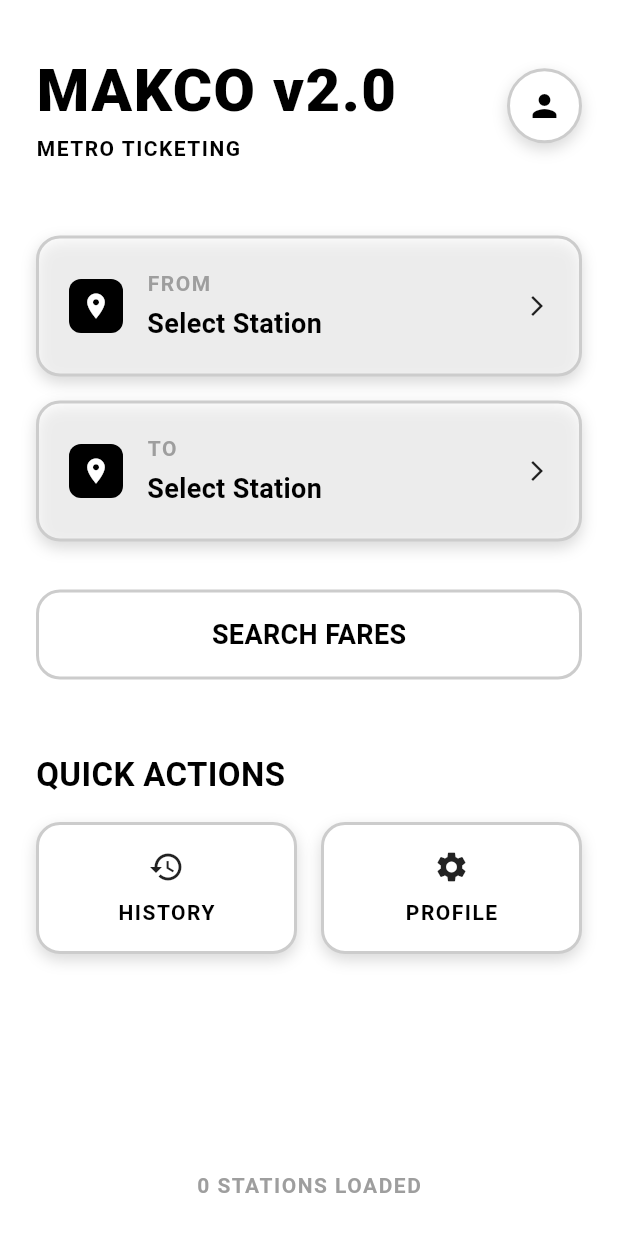
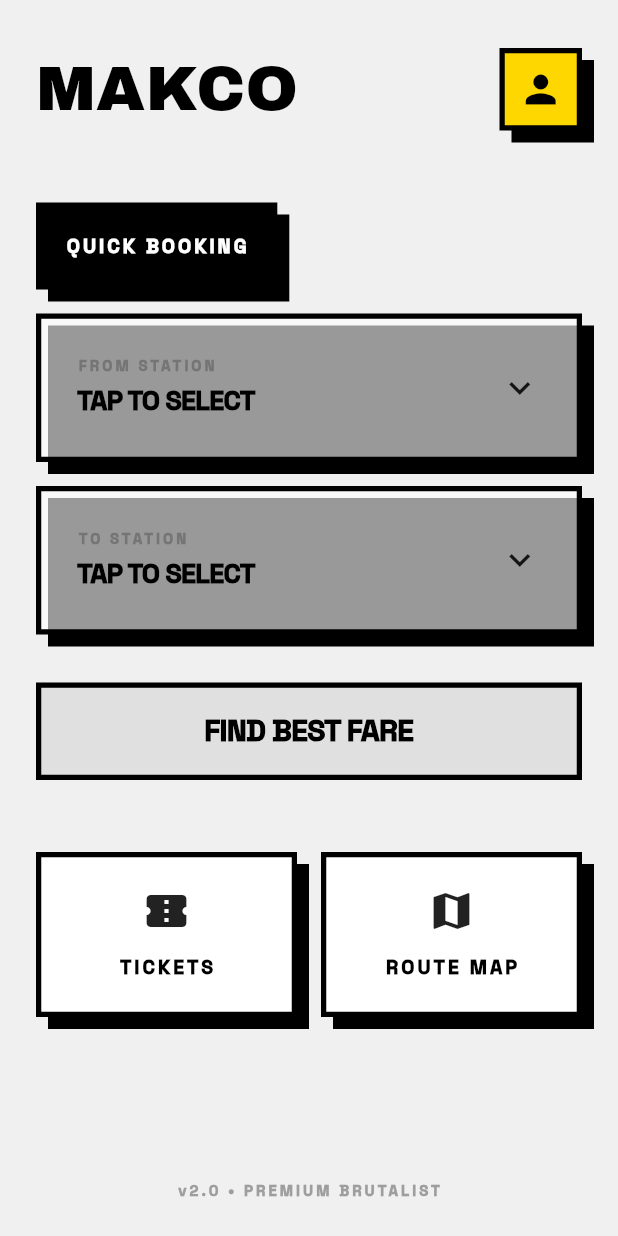
Before and after one commit to pandatern/makco, a Flutter app: the HomeScreen screen opened directly, on a phone screen of 412 x 824 dp. Run offline on Flutter 3.47's test engine with Material 3 defaults, Android fonts, the phone set to English and light mode, and no system bars; our stand-ins replace google_fonts, qr_flutter, shared_preferences, webview_flutter; accounts and stored records are empty; network calls fail.

Commit message:
feat: Premium Neo-Brutalist UI v2.0 (High-Impact Type, Spring Animations, Refined Layout)

```diff
--- a/frontend_flutter/lib/screens/home_screen.dart
+++ b/frontend_flutter/lib/screens/home_screen.dart
@@ -50,7 +50,7 @@ class _HomeScreenState extends State<HomeScreen> {
     final booking = Provider.of<BookingProvider>(context);
 
     return Scaffold(
-      backgroundColor: BrutalistColors.gray,
+      backgroundColor: BrutalistColors.bg,
       body: SafeArea(
         child: Padding(
           padding: const EdgeInsets.symmetric(horizontal: 24),
@@ -61,39 +61,39 @@ class _HomeScreenState extends State<HomeScreen> {
               Row(
                 mainAxisAlignment: MainAxisAlignment.spaceBetween,
                 children: [
-                  Column(
-                    crossAxisAlignment: CrossAxisAlignment.start,
-                    children: [
-                      Text("MAKCO v2.0", style: BrutalistStyle.heading().copyWith(fontSize: 40)),
-                      Text("METRO TICKETING", style: BrutalistStyle.label(color: BrutalistColors.primary)),
-                    ],
-                  ),
+                  Text("MAKCO", style: BrutalistStyle.heading()),
                   GestureDetector(
                     onTap: () => Navigator.push(context, MaterialPageRoute(builder: (_) => const ProfileScreen())),
                     child: Container(
-                      width: 50,
-                      height: 50,
-                      decoration: BrutalistStyle.containerDecoration(radius: 25),
-                      child: const Icon(Icons.person, color: Colors.black),
+                      width: 55,
+                      height: 55,
+                      decoration: BrutalistStyle.box(color: BrutalistColors.accent),
+                      child: const Icon(Icons.person, color: Colors.black, size: 30),
                     ),
                   ),
                 ],
               ),
               const SizedBox(height: 48),
+              Container(
+                decoration: BrutalistStyle.box(color: Colors.black),
+                padding: const EdgeInsets.all(16),
+                child: Text("QUICK BOOKING", style: BrutalistStyle.label().copyWith(color: Colors.white)),
+              ),
+              const SizedBox(height: 16),
               _StationSelector(
-                label: "FROM",
+                label: "FROM STATION",
                 station: booking.sourceStation,
                 onTap: () => _showStationPicker(true),
               ),
               const SizedBox(height: 16),
               _StationSelector(
-                label: "TO",
+                label: "TO STATION",
                 station: booking.destinationStation,
                 onTap: () => _showStationPicker(false),
               ),
               const SizedBox(height: 32),
               BrutalistButton(
-                text: "Search Fares",
+                text: "Find Best Fare",
                 onTap: (booking.sourceStation != null && booking.destinationStation != null)
                     ? () {
                         booking.searchFares();
@@ -102,22 +102,28 @@ class _HomeScreenState extends State<HomeScreen> {
                     : null,
               ),
               const SizedBox(height: 48),
-              Text("QUICK ACTIONS", style: BrutalistStyle.title()),
-              const SizedBox(height: 16),
               Row(
                 children: [
-                  _QuickAction(icon: Icons.history, label: "History", onTap: () {
-                    Navigator.push(context, MaterialPageRoute(builder: (_) => const HistoryScreen()));
-                  }),
+                  Expanded(
+                    child: _MenuAction(
+                      icon: Icons.confirmation_number,
+                      label: "Tickets",
+                      onTap: () => Navigator.push(context, MaterialPageRoute(builder: (_) => const HistoryScreen())),
+                    ),
+                  ),
                   const SizedBox(width: 16),
-                  _QuickAction(icon: Icons.settings, label: "Profile", onTap: () {
-                    Navigator.push(context, MaterialPageRoute(builder: (_) => const ProfileScreen()));
-                  }),
+                  Expanded(
+                    child: _MenuAction(
+                      icon: Icons.map,
+                      label: "Route Map",
+                      onTap: () {},
+                    ),
+                  ),
                 ],
               ),
               const Spacer(),
               Center(
-                child: Text("${booking.stations.length} STATIONS LOADED", style: BrutalistStyle.label(color: Colors.grey)),
+                child: Text("v2.0 • PREMIUM BRUTALIST", style: BrutalistStyle.label().copyWith(color: Colors.grey, fontSize: 10)),
               ),
               const SizedBox(height: 24),
             ],
@@ -140,34 +146,25 @@ class _StationSelector extends StatelessWidget {
     return GestureDetector(
       onTap: onTap,
       child: Container(
-        padding: const EdgeInsets.all(20),
-        decoration: BrutalistStyle.containerDecoration(
-          color: station != null ? BrutalistColors.white : BrutalistColors.white.withOpacity(0.5),
+        padding: const EdgeInsets.all(24),
+        decoration: BrutalistStyle.box(
+          color: station != null ? BrutalistColors.white : Colors.white.withOpacity(0.6),
         ),
         child: Row(
           children: [
-            Container(
-              padding: const EdgeInsets.all(8),
-              decoration: BoxDecoration(
-                color: BrutalistColors.black,
-                borderRadius: BorderRadius.circular(8),
-              ),
-              child: const Icon(Icons.location_on, color: Colors.white, size: 20),
-            ),
-            const SizedBox(width: 16),
             Column(
               crossAxisAlignment: CrossAxisAlignment.start,
               children: [
-                Text(label, style: BrutalistStyle.label(color: Colors.grey)),
+                Text(label, style: BrutalistStyle.label().copyWith(fontSize: 10, color: Colors.grey[600])),
                 const SizedBox(height: 4),
                 Text(
-                  station?.name ?? "Select Station",
+                  station?.name ?? "TAP TO SELECT",
                   style: BrutalistStyle.title().copyWith(fontSize: 18),
                 ),
               ],
             ),
             const Spacer(),
-            const Icon(Icons.arrow_forward_ios, size: 16),
+            const Icon(Icons.keyboard_arrow_down, size: 28),
           ],
         ),
       ),
@@ -175,28 +172,26 @@ class _StationSelector extends StatelessWidget {
   }
 }
 
-class _QuickAction extends StatelessWidget {
+class _MenuAction extends StatelessWidget {
   final IconData icon;
   final String label;
   final VoidCallback onTap;
 
-  const _QuickAction({required this.icon, required this.label, required this.onTap});
+  const _MenuAction({required this.icon, required this.label, required this.onTap});
 
   @override
   Widget build(BuildContext context) {
-    return Expanded(
-      child: GestureDetector(
+    return GestureDetector(
       onTap: onTap,
       child: Container(
-          padding: const EdgeInsets.symmetric(vertical: 16),
-          decoration: BrutalistStyle.containerDecoration(),
+        padding: const EdgeInsets.all(20),
+        decoration: BrutalistStyle.box(),
         child: Column(
           children: [
-              Icon(icon, size: 24),
-              const SizedBox(height: 8),
+            Icon(icon, size: 32),
+            const SizedBox(height: 12),
             Text(label.toUpperCase(), style: BrutalistStyle.label()),
           ],
-          ),
         ),
       ),
     );
@@ -221,27 +216,28 @@ class _StationPickerState extends State<StationPicker> {
     final filtered = widget.stations.where((s) => s.name.toLowerCase().contains(query.toLowerCase())).toList();
 
     return Container(
-      height: MediaQuery.of(context).size.height * 0.8,
+      height: MediaQuery.of(context).size.height * 0.85,
       decoration: const BoxDecoration(
-        color: BrutalistColors.white,
-        borderRadius: BorderRadius.vertical(top: Radius.circular(32)),
-        border: Border(top: BorderSide(color: Colors.black, width: 4)),
+        color: BrutalistColors.bg,
+        border: Border(top: BorderSide(color: Colors.black, width: 6)),
       ),
       padding: const EdgeInsets.all(24),
       child: Column(
         crossAxisAlignment: CrossAxisAlignment.start,
         children: [
-          Text("PICK STATION", style: BrutalistStyle.heading()),
-          const SizedBox(height: 16),
+          Text("CHOOSE STATION", style: BrutalistStyle.heading().copyWith(fontSize: 32)),
+          const SizedBox(height: 24),
           Container(
-            padding: const EdgeInsets.symmetric(horizontal: 16),
-            decoration: BrutalistStyle.containerDecoration(hasShadow: false),
+            padding: const EdgeInsets.symmetric(horizontal: 20, vertical: 4),
+            decoration: BrutalistStyle.box(hasShadow: false),
             child: TextField(
               onChanged: (v) => setState(() => query = v),
+              style: BrutalistStyle.body(bold: true),
+              autofocus: true,
               decoration: const InputDecoration(
-                hintText: "Search stations...",
+                hintText: "SEARCH...",
                 border: InputBorder.none,
-                icon: Icon(Icons.search, color: Colors.black),
+                icon: Icon(Icons.search, color: Colors.black, size: 28),
               ),
             ),
           ),
@@ -252,13 +248,13 @@ class _StationPickerState extends State<StationPicker> {
               itemBuilder: (ctx, i) {
                 final s = filtered[i];
                 return Padding(
-                  padding: const EdgeInsets.only(bottom: 12),
+                  padding: const EdgeInsets.only(bottom: 16),
                   child: GestureDetector(
                     onTap: () => widget.onSelected(s),
                     child: Container(
-                      padding: const EdgeInsets.all(16),
-                      decoration: BrutalistStyle.containerDecoration(hasShadow: false, radius: 12),
-                      child: Text(s.name, style: BrutalistStyle.title().copyWith(fontSize: 16)),
+                      padding: const EdgeInsets.all(20),
+                      decoration: BrutalistStyle.box(hasShadow: false),
+                      child: Text(s.name, style: BrutalistStyle.title().copyWith(fontSize: 18)),
                     ),
                   ),
                 );
--- a/frontend_flutter/lib/theme/brutalist_style.dart
+++ b/frontend_flutter/lib/theme/brutalist_style.dart
@@ -1,79 +1,71 @@
 import 'package:flutter/material.dart';
+import 'package:google_fonts/google_fonts.dart';
 
-// Replacing vibrant brutalist with Kotlin's pure monochrome neo-brutalist theme
 class BrutalistColors {
   static const Color white = Color(0xFFFFFFFF);
   static const Color black = Color(0xFF000000);
-
-  static const Color gray = Color(0xFFFFFFFF); // Backgrounds are usually white
-  static const Color darkGray = Color(0xFF333333);
-
-  static const Color primary = Color(0xFF000000); // Action is black in light theme
-  static const Color accent = Color(0xFF000000); // Action is black
-  static const Color error = Color(0xFF000000); // Kotlin theme had error = t1 (which is black)
+  static const Color bg = Color(0xFFF0F0F0);
+  static const Color primary = Color(0xFF000000);
+  static const Color accent = Color(0xFFFFD700); // Gold accent for "Premium" touch
+  static const Color error = Color(0xFFFF4545);
 }
 
 class BrutalistStyle {
-  static const double borderWeight = 2.0; // Kotlin used 2.dp or 3.dp
-  static const double borderRadius = 16.0;
+  static const double borderWeight = 3.5;
+  static const double borderRadius = 0.0; // Sharp corners for hardcore brutalism
+  static const Offset shadowOffset = Offset(8, 8);
 
-  static BoxDecoration containerDecoration({
+  static BoxDecoration box({
     Color color = BrutalistColors.white,
-    double radius = borderRadius,
     bool hasShadow = true,
+    Color shadowColor = BrutalistColors.black,
   }) {
     return BoxDecoration(
       color: color,
-      border: Border.all(color: color == BrutalistColors.black ? BrutalistColors.black : const Color(0xFFCCCCCC), width: borderWeight),
-      borderRadius: BorderRadius.circular(radius),
+      border: Border.all(color: BrutalistColors.black, width: borderWeight),
       boxShadow: hasShadow
           ? [
               BoxShadow(
-                color: Colors.black.withOpacity(0.15),
-                offset: const Offset(0, 4), // Soft elevation shadow, not hard offset
-                blurRadius: 8,
+                color: shadowColor,
+                offset: shadowOffset,
+                blurRadius: 0,
               )
             ]
           : [],
     );
   }
 
-  // Pure monochrome SansSerif (Roboto is default SansSerif in Flutter)
-  static TextStyle heading({Color color = BrutalistColors.black}) {
-    return TextStyle(
-      fontFamily: 'Roboto',
-      fontSize: 32,
-      fontWeight: FontWeight.w900,
-      color: color,
-      letterSpacing: 1,
+  static TextStyle heading() {
+    return GoogleFonts.archivoBlack(
+      fontSize: 42,
+      color: BrutalistColors.black,
+      height: 1.1,
     );
   }
 
-  static TextStyle title({Color color = BrutalistColors.black}) {
-    return TextStyle(
-      fontFamily: 'Roboto',
-      fontSize: 22,
-      fontWeight: FontWeight.bold,
-      color: color,
+  static TextStyle title() {
+    return GoogleFonts.spaceGrotesk(
+      fontSize: 24,
+      fontWeight: FontWeight.w900,
+      color: BrutalistColors.black,
+      letterSpacing: -0.5,
     );
   }
 
-  static TextStyle body({Color color = BrutalistColors.black, bool bold = false}) {
-    return TextStyle(
-      fontFamily: 'Roboto',
+  static TextStyle body({bool bold = false}) {
+    return GoogleFonts.spaceGrotesk(
       fontSize: 16,
-      fontWeight: bold ? FontWeight.bold : FontWeight.normal,
-      color: color,
+      fontWeight: bold ? FontWeight.w800 : FontWeight.w500,
+      color: BrutalistColors.black,
     );
   }
 
-  static TextStyle label({Color color = BrutalistColors.black}) {
-    return TextStyle(
-      fontFamily: 'Roboto',
-      fontSize: 14,
-      fontWeight: FontWeight.bold,
-      color: color,
-      letterSpacing: 1,
+  static TextStyle label() {
+    return GoogleFonts.spaceGrotesk(
+      fontSize: 13,
+      fontWeight: FontWeight.w900,
+      color: BrutalistColors.black,
+      letterSpacing: 2,
     );
   }
 }
--- a/frontend_flutter/lib/widgets/brutalist_button.dart
+++ b/frontend_flutter/lib/widgets/brutalist_button.dart
@@ -6,56 +6,65 @@ class BrutalistButton extends StatefulWidget {
   final VoidCallback? onTap;
   final Color color;
   final bool isLoading;
-  final double? width;
 
   const BrutalistButton({
     Key? key,
     required this.text,
     this.onTap,
-    this.color = BrutalistColors.primary,
+    this.color = BrutalistColors.accent,
     this.isLoading = false,
-    this.width,
   }) : super(key: key);
 
   @override
   _BrutalistButtonState createState() => _BrutalistButtonState();
 }
 
-class _BrutalistButtonState extends State<BrutalistButton> {
-  bool _isPressed = false;
+class _BrutalistButtonState extends State<BrutalistButton> with SingleTickerProviderStateMixin {
+  late AnimationController _controller;
+  late Animation<double> _scaleAnimation;
+
+  @override
+  void initState() {
+    super.initState();
+    _controller = AnimationController(
+      vsync: this,
+      duration: const Duration(milliseconds: 100),
+    );
+    _scaleAnimation = Tween<double>(begin: 1.0, end: 0.96).animate(_controller);
+  }
+
+  @override
+  void dispose() {
+    _controller.dispose();
+    super.dispose();
+  }
 
   @override
   Widget build(BuildContext context) {
     final bool isEnabled = widget.onTap != null && !widget.isLoading;
 
     return GestureDetector(
-      onTapDown: (_) => setState(() => _isPressed = true),
-      onTapUp: (_) => setState(() => _isPressed = false),
-      onTapCancel: () => setState(() => _isPressed = false),
+      onTapDown: (_) => isEnabled ? _controller.forward() : null,
+      onTapUp: (_) => isEnabled ? _controller.reverse() : null,
+      onTapCancel: () => isEnabled ? _controller.reverse() : null,
       onTap: isEnabled ? widget.onTap : null,
+      child: ScaleTransition(
+        scale: _scaleAnimation,
         child: AnimatedContainer(
           duration: const Duration(milliseconds: 100),
-        width: widget.width ?? double.infinity,
-        height: 60,
-        decoration: BrutalistStyle.containerDecoration(
-          color: isEnabled ? widget.color : BrutalistColors.gray,
-          hasShadow: !_isPressed && isEnabled,
+          width: double.infinity,
+          height: 65,
+          decoration: BrutalistStyle.box(
+            color: isEnabled ? widget.color : Colors.grey[300]!,
+            hasShadow: isEnabled,
           ),
           alignment: Alignment.center,
           child: widget.isLoading
-            ? const SizedBox(
-                height: 24,
-                width: 24,
-                child: CircularProgressIndicator(
-                  strokeWidth: 3,
-                  valueColor: AlwaysStoppedAnimation<Color>(BrutalistColors.black),
-                ),
-              )
+              ? const CircularProgressIndicator(color: Colors.black, strokeWidth: 4)
               : Text(
                   widget.text.toUpperCase(),
-                style: BrutalistStyle.title(
-                  color: isEnabled && widget.color == BrutalistColors.black ? Colors.white : Colors.black,
-                ).copyWith(fontSize: 18),
+                  style: BrutalistStyle.title().copyWith(fontSize: 20),
+                ),
         ),
       ),
     );
```
Also changed, not shown: frontend_flutter/lib/screens/auth_screen.dart (+35 -36 lines), 1 other file. Lines whose indentation alone changed are shown as unchanged.
